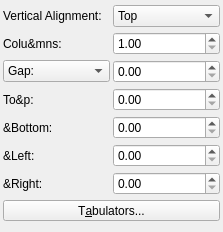
scribusproject/scribus, file scribus/ui/propertywidget_distancebase.ui: the form before one commit.
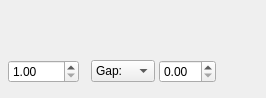
The form after the commit. Custom widgets are drawn as their Qt base class.

The edit to the form file:
```diff
--- a/scribus/ui/propertywidget_distancebase.ui
+++ b/scribus/ui/propertywidget_distancebase.ui
@@ -6,60 +6,79 @@
    <rect>
     <x>0</x>
     <y>0</y>
-    <width>223</width>
-    <height>232</height>
+    <width>266</width>
+    <height>98</height>
    </rect>
   </property>
-  <layout class="QGridLayout" name="gridLayout">
+  <layout class="QVBoxLayout" name="verticalLayout">
+   <property name="spacing">
+    <number>8</number>
+   </property>
    <property name="leftMargin">
-    <number>3</number>
+    <number>8</number>
    </property>
    <property name="topMargin">
-    <number>3</number>
+    <number>8</number>
    </property>
    <property name="rightMargin">
-    <number>3</number>
+    <number>8</number>
    </property>
    <property name="bottomMargin">
-    <number>3</number>
+    <number>8</number>
    </property>
+   <item>
+    <layout class="QHBoxLayout" name="horizontalLayout_2" stretch="0,1">
    <property name="spacing">
-    <number>3</number>
-   </property>
-   <item row="0" column="0">
-    <widget class="QLabel" name="verticalAlignLabel">
-     <property name="text">
-      <string>Vertical Alignment:</string>
-     </property>
-    </widget>
-   </item>
-   <item row="0" column="1">
-    <widget class="QComboBox" name="verticalAlign">
+      <number>4</number>
+     </property>
+     <item>
+      <widget class="NewMarginWidget" name="distanceWidget" native="true"/>
+     </item>
      <item>
-      <property name="text">
-       <string>Top</string>
-      </property>
+      <spacer name="horizontalSpacer_2">
+       <property name="orientation">
+        <enum>Qt::Orientation::Horizontal</enum>
+       </property>
+       <property name="sizeHint" stdset="0">
+        <size>
+         <width>0</width>
+         <height>0</height>
+        </size>
+       </property>
+      </spacer>
      </item>
+    </layout>
+   </item>
      <item>
-      <property name="text">
-       <string>Middle</string>
-      </property>
-     </item>
+    <layout class="QHBoxLayout" name="horizontalLayout">
+     <property name="spacing">
+      <number>4</number>
+     </property>
      <item>
-      <property name="text">
-       <string>Bottom</string>
-      </property>
-     </item>
-    </widget>
-   </item>
-   <item row="1" column="0">
-    <widget class="QLabel" name="columnsLabel">
-     <property name="text">
-      <string>Colu&amp;mns:</string>
-     </property>
-    </widget>
-   </item>
-   <item row="1" column="1">
+      <widget class="FormWidget" name="columnsLabel">
+       <property name="sizePolicy">
+        <sizepolicy hsizetype="Preferred" vsizetype="Minimum">
+         <horstretch>0</horstretch>
+         <verstretch>0</verstretch>
+        </sizepolicy>
+       </property>
+       <property name="label" stdset="0">
+        <string>Col&amp;umns</string>
+       </property>
+       <layout class="QHBoxLayout" name="horizontalLayout_6">
+        <property name="leftMargin">
+         <number>0</number>
+        </property>
+        <property name="topMargin">
+         <number>0</number>
+        </property>
+        <property name="rightMargin">
+         <number>0</number>
+        </property>
+        <property name="bottomMargin">
+         <number>0</number>
+        </property>
+        <item>
     <widget class="ScrSpinBox" name="columns">
      <property name="toolTip">
       <string>Number of columns in text frame</string>
@@ -72,11 +91,60 @@
      </property>
     </widget>
    </item>
-   <item row="2" column="0">
-    <widget class="QComboBox" name="columnGapLabel">
+       </layout>
+      </widget>
+     </item>
+     <item>
+      <spacer name="horizontalSpacer_4">
+       <property name="orientation">
+        <enum>Qt::Orientation::Horizontal</enum>
+       </property>
+       <property name="sizeType">
+        <enum>QSizePolicy::Policy::Fixed</enum>
+       </property>
+       <property name="sizeHint" stdset="0">
+        <size>
+         <width>8</width>
+         <height>0</height>
+        </size>
+       </property>
+      </spacer>
+     </item>
+     <item>
+      <widget class="FormWidget" name="columnGapLabel">
+       <property name="sizePolicy">
+        <sizepolicy hsizetype="Preferred" vsizetype="Minimum">
+         <horstretch>0</horstretch>
+         <verstretch>0</verstretch>
+        </sizepolicy>
+       </property>
+       <property name="label" stdset="0">
+        <string/>
+       </property>
+       <property name="preserveLabelSpace">
+        <bool>true</bool>
+       </property>
+       <layout class="QHBoxLayout" name="horizontalLayout_8">
+        <property name="leftMargin">
+         <number>0</number>
+        </property>
+        <property name="topMargin">
+         <number>0</number>
+        </property>
+        <property name="rightMargin">
+         <number>0</number>
+        </property>
+        <property name="bottomMargin">
+         <number>0</number>
+        </property>
+        <item>
+         <widget class="QComboBox" name="columnGapCombo">
      <property name="toolTip">
       <string>Switches between Gap or Column width</string>
      </property>
+          <property name="sizeAdjustPolicy">
+           <enum>QComboBox::SizeAdjustPolicy::AdjustToContents</enum>
+          </property>
      <item>
       <property name="text">
        <string>Gap:</string>
@@ -89,92 +157,77 @@
      </item>
     </widget>
    </item>
-   <item row="2" column="1">
+       </layout>
+      </widget>
+     </item>
+     <item>
+      <widget class="FormWidget" name="columnGapSizeLabel">
+       <property name="sizePolicy">
+        <sizepolicy hsizetype="Preferred" vsizetype="Minimum">
+         <horstretch>0</horstretch>
+         <verstretch>0</verstretch>
+        </sizepolicy>
+       </property>
+       <property name="label" stdset="0">
+        <string>Size</string>
+       </property>
+       <layout class="QHBoxLayout" name="horizontalLayout_7">
+        <property name="leftMargin">
+         <number>0</number>
+        </property>
+        <property name="topMargin">
+         <number>0</number>
+        </property>
+        <property name="rightMargin">
+         <number>0</number>
+        </property>
+        <property name="bottomMargin">
+         <number>0</number>
+        </property>
+        <item>
     <widget class="ScrSpinBox" name="columnGap">
      <property name="toolTip">
       <string>Distance between columns</string>
      </property>
     </widget>
    </item>
-   <item row="3" column="0">
-    <widget class="QLabel" name="topLabel">
-     <property name="text">
-      <string>To&amp;p:</string>
-     </property>
-    </widget>
-   </item>
-   <item row="3" column="1">
-    <widget class="ScrSpinBox" name="topDistance">
-     <property name="toolTip">
-      <string>Distance of text from top of frame</string>
-     </property>
-    </widget>
-   </item>
-   <item row="4" column="0">
-    <widget class="QLabel" name="bottomLabel">
-     <property name="text">
-      <string>&amp;Bottom:</string>
-     </property>
-    </widget>
-   </item>
-   <item row="4" column="1">
-    <widget class="ScrSpinBox" name="bottomDistance">
-     <property name="toolTip">
-      <string>Distance of text from bottom of frame</string>
-     </property>
-    </widget>
-   </item>
-   <item row="5" column="0">
-    <widget class="QLabel" name="leftLabel">
-     <property name="text">
-      <string>&amp;Left:</string>
-     </property>
-    </widget>
-   </item>
-   <item row="5" column="1">
-    <widget class="ScrSpinBox" name="leftDistance">
-     <property name="toolTip">
-      <string>Distance of text from left of frame</string>
-     </property>
-    </widget>
-   </item>
-   <item row="6" column="0">
-    <widget class="QLabel" name="rightLabel">
-     <property name="text">
-      <string>&amp;Right:</string>
-     </property>
-    </widget>
-   </item>
-   <item row="6" column="1">
-    <widget class="ScrSpinBox" name="rightDistance">
-     <property name="toolTip">
-      <string>Distance of text from right of frame</string>
-     </property>
-    </widget>
-   </item>
-   <item row="7" column="0" colspan="2">
-    <widget class="QToolButton" name="tabsButton">
-     <property name="sizePolicy">
-      <sizepolicy hsizetype="MinimumExpanding" vsizetype="Fixed">
-       <horstretch>0</horstretch>
-       <verstretch>0</verstretch>
-      </sizepolicy>
-     </property>
-     <property name="toolTip">
-      <string>Edit tab settings of text frame...</string>
-     </property>
-     <property name="text">
-      <string>T&amp;abulators...</string>
-     </property>
-    </widget>
+       </layout>
+      </widget>
+     </item>
+     <item>
+      <spacer name="horizontalSpacer">
+       <property name="orientation">
+        <enum>Qt::Orientation::Horizontal</enum>
+       </property>
+       <property name="sizeHint" stdset="0">
+        <size>
+         <width>0</width>
+         <height>0</height>
+        </size>
+       </property>
+      </spacer>
+     </item>
+    </layout>
    </item>
   </layout>
  </widget>
  <customwidgets>
+  <customwidget>
+   <class>FormWidget</class>
+   <extends>QWidget</extends>
+   <header>ui/widgets/form_widget.h</header>
+   <container>1</container>
+  </customwidget>
   <customwidget>
    <class>ScrSpinBox</class>
    <extends>QDoubleSpinBox</extends>
-   <header>ui/scrspinbox.h</header>
+   <header location="global">ui/scrspinbox.h</header>
+  </customwidget>
+  <customwidget>
+   <class>NewMarginWidget</class>
+   <extends>QWidget</extends>
+   <header>ui/newmarginwidget.h</header>
+   <container>1</container>
   </customwidget>
  </customwidgets>
  <resources/>
```
Lines whose indentation alone changed are shown as unchanged.
